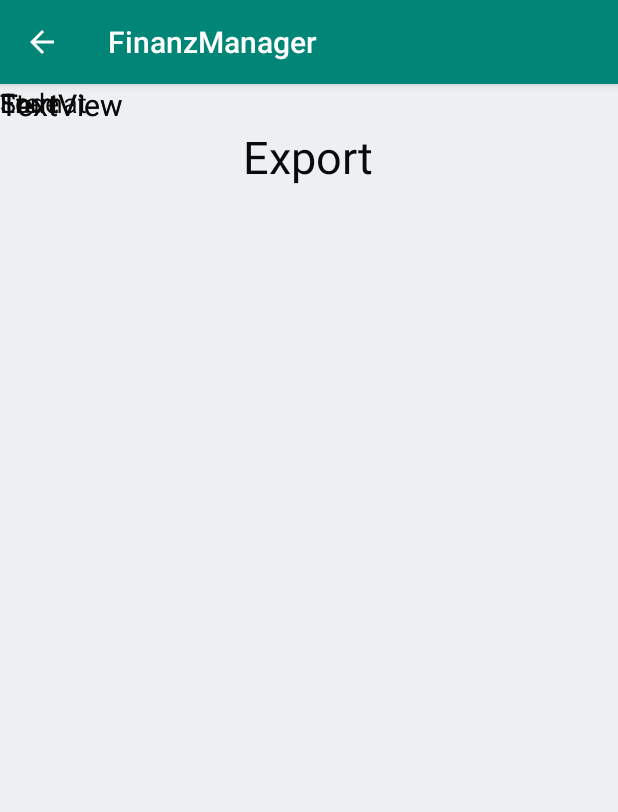
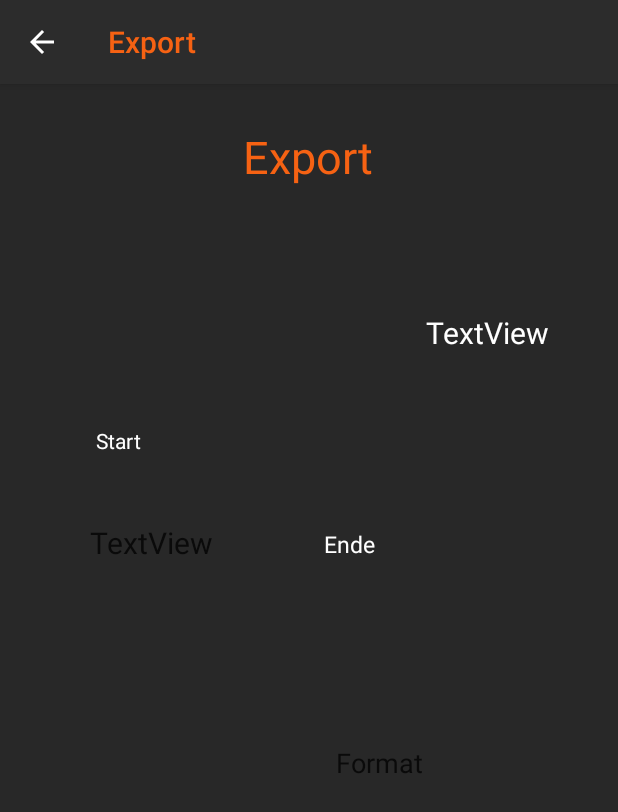
Before and after one commit to mastalier1997/Software-Engineering-PR, an Android app: the screen it shows after launch (Export), in the side drawer, after a tap on "Export", on a phone screen of 412 x 824 dp. Shown: the top 812 px of the screen. Run offline under Robolectric (Android 15) with nearby library versions, the phone set to English and light mode, and no system bars.

Commit message:
Erste Änderungen beim Design der App

```diff
--- a/app/src/main/java/com/example/finanzmanager/activity_classes/Export.java
+++ b/app/src/main/java/com/example/finanzmanager/activity_classes/Export.java
@@ -1,7 +1,10 @@
 package com.example.finanzmanager.activity_classes;
 
+import android.graphics.Color;
+import android.graphics.drawable.ColorDrawable;
 import android.support.v7.app.AppCompatActivity;
 import android.os.Bundle;
+import android.text.Html;
 import android.view.MenuItem;
 
 import com.example.finanzmanager.R;
@@ -16,6 +19,11 @@ public class Export extends AppCompatActivity {
         getSupportActionBar().setDisplayShowHomeEnabled(true);
         getSupportActionBar().setDisplayHomeAsUpEnabled(true);
 
+        getSupportActionBar().setTitle(Html.fromHtml("<font color='#F66213'>Export </font>"));
+
+
+
+
     }
 
     @Override
--- a/app/src/main/java/com/example/finanzmanager/activity_classes/MainActivity.java
+++ b/app/src/main/java/com/example/finanzmanager/activity_classes/MainActivity.java
@@ -2,9 +2,11 @@ package com.example.finanzmanager.activity_classes;
 
 import android.content.Intent;
 import android.content.SharedPreferences;
+import android.graphics.Color;
 import android.os.Bundle;
 import android.preference.PreferenceManager;
 import android.support.design.widget.FloatingActionButton;
+import android.text.Html;
 import android.util.Log;
 import android.view.View;
 import android.support.design.widget.NavigationView;
@@ -15,6 +17,7 @@ import android.support.v7.app.AppCompatActivity;
 import android.support.v7.widget.Toolbar;
 import android.view.Menu;
 import android.view.MenuItem;
+import android.view.ViewGroup;
 import android.widget.AdapterView;
 import android.widget.ArrayAdapter;
 import android.widget.ListView;
@@ -74,6 +77,7 @@ public class MainActivity extends AppCompatActivity implements NavigationView.On
         setContentView(R.layout.activity_main);
         Toolbar toolbar = (Toolbar) findViewById(R.id.toolbar);
         setSupportActionBar(toolbar);
+        getSupportActionBar().setTitle(Html.fromHtml("<font color='#F66213'>Finanzmanger </font>"));
 
         // sumIncome und sumExpense für die Ausgabe
         sumIncome = (TextView) findViewById(R.id.textView_sumIncome);
@@ -93,7 +97,8 @@ public class MainActivity extends AppCompatActivity implements NavigationView.On
         //DropDown für Jahre
         Spinner dropdown_year = findViewById(R.id.dropDown_year);
         if (years.isEmpty()) years.add(Calendar.getInstance().get(Calendar.YEAR));
-        final ArrayAdapter<Integer> adapter_year = new ArrayAdapter<Integer>(this, android.R.layout.simple_spinner_dropdown_item, years);
+        ArrayAdapter<Integer> adapter_year = new ArrayAdapter<Integer>(this, android.R.layout.simple_spinner_dropdown_item, years);
+        adapter_year.setDropDownViewResource(R.layout.spinner);
         dropdown_year.setAdapter(adapter_year);
 
 
@@ -101,6 +106,7 @@ public class MainActivity extends AppCompatActivity implements NavigationView.On
         dropdown_year.setOnItemSelectedListener(new AdapterView.OnItemSelectedListener() {
             @Override
             public void onItemSelected(AdapterView<?> adapterView, View view, int position, long id) {
+                ((TextView) adapterView.getChildAt(0)).setTextColor(Color.parseColor("#F66213"));
                 if (!(currentYear == (Integer) adapterView.getSelectedItem())) {
                     currentYear = (Integer) adapterView.getSelectedItem();
                     saveEditor.putInt("currentYear", currentYear);
@@ -122,14 +128,15 @@ public class MainActivity extends AppCompatActivity implements NavigationView.On
             // Get private mPopup member variable and try cast to ListPopupWindow
             android.widget.ListPopupWindow popupWindow = (android.widget.ListPopupWindow) popup.get(dropdown_month);
 
-            // Set popupWindow height to 800px
+            // Set popupWindow height to 600px
             popupWindow.setHeight(600);
         }catch (NoClassDefFoundError | ClassCastException | NoSuchFieldException | IllegalAccessException e){
             //no action
         }
         String[] items = new String[]{"Jannuar", "Februar", "März", "April", "Mai", "Juni", "Juli", "August", "September", "Oktober", "November", "Dezember"};
         ArrayAdapter<String> adapter_month = new ArrayAdapter<>(this, android.R.layout.simple_spinner_dropdown_item, items);
-        adapter_month.setDropDownViewResource(android.R.layout.simple_spinner_dropdown_item);
+        //adapter_month.setDropDownViewResource(android.R.layout.simple_spinner_dropdown_item);
+        adapter_month.setDropDownViewResource(R.layout.spinner);
         dropdown_month.setAdapter(adapter_month);
         dropdown_month.setSelection(currentMonth-1);
 
@@ -138,6 +145,7 @@ public class MainActivity extends AppCompatActivity implements NavigationView.On
         dropdown_month.setOnItemSelectedListener(new AdapterView.OnItemSelectedListener() {
             @Override
             public void onItemSelected(AdapterView<?> adapterView, View view, int position, long id) {
+                ((TextView) adapterView.getChildAt(0)).setTextColor(Color.parseColor("#F66213"));
                 if (((adapterView.getSelectedItem().toString().equals("")))) {
                     //do nothing
                 } else {
@@ -410,6 +418,7 @@ public class MainActivity extends AppCompatActivity implements NavigationView.On
         }
 
         DrawerLayout drawer = (DrawerLayout) findViewById(R.id.drawer_layout);
+
         drawer.closeDrawer(GravityCompat.START);
         return true;
     }
@@ -423,9 +432,20 @@ public class MainActivity extends AppCompatActivity implements NavigationView.On
         //Befüllung aus account
         stringArrayList_income = account.getIncomeFromDate(currentMonth, currentYear);
 
-        //Ausgabe in ListView
-        stringArrayAdapter_income = new ArrayAdapter<String>(getApplicationContext(), android.R.layout.simple_list_item_1,stringArrayList_income);
-        listview_income.setAdapter(stringArrayAdapter_income);
+        ArrayAdapter<String> adapter=new ArrayAdapter<String>(
+                this, android.R.layout.simple_list_item_1, stringArrayList_income){
+
+            //Farbe der Elemente in der Liste ändern
+            @Override
+            public View getView(int position, View convertView, ViewGroup parent) {
+                View view =super.getView(position, convertView, parent);
+                TextView textView=(TextView) view.findViewById(android.R.id.text1);
+                textView.setTextColor(Color.WHITE);
+                return view;
+            }
+        };
+        /*SET THE ADAPTER TO LISTVIEW*/
+        listview_income.setAdapter(adapter);
 
         //Ausgaben
         //Befüllung aus account
@@ -433,8 +453,19 @@ public class MainActivity extends AppCompatActivity implements NavigationView.On
 
 
         //Ausgabe in ListView
-        stringArrayAdapter_expense = new ArrayAdapter<String>(getApplicationContext(), android.R.layout.simple_list_item_1,stringArrayList_expense);
-        listView_expense.setAdapter(stringArrayAdapter_expense);
+        ArrayAdapter<String> adapter1=new ArrayAdapter<String>(
+                getApplicationContext(), android.R.layout.simple_list_item_1, stringArrayList_expense){
+
+            //Farbe der Elemente in der Liste ändern
+            @Override
+            public View getView(int position, View convertView, ViewGroup parent) {
+                View view =super.getView(position, convertView, parent);
+                TextView textView=(TextView) view.findViewById(android.R.id.text1);
+                textView.setTextColor(Color.WHITE);
+                return view;
+            }
+        };
+        listView_expense.setAdapter(adapter1);
 
         //Aktualisierung der Zahlen und Positionsliste
         if (months.size() != 0) {
--- a/app/src/main/res/layout/activity_export.xml
+++ b/app/src/main/res/layout/activity_export.xml
@@ -4,7 +4,7 @@
     xmlns:tools="http://schemas.android.com/tools"
     android:layout_width="match_parent"
     android:layout_height="match_parent"
-    android:background="#ECF0F2"
+    android:background="#282828"
     tools:context=".activity_classes.Export">
 
     <TextView
@@ -14,7 +14,7 @@
         android:layout_marginStart="162dp"
         android:layout_marginTop="28dp"
         android:text="Export"
-        android:textColor="#0A0A0A"
+        android:textColor="#F66213"
         android:textSize="30sp"
         app:layout_constraintStart_toStartOf="parent"
         app:layout_constraintTop_toTopOf="parent" />
@@ -23,6 +23,8 @@
         android:id="@+id/startDate"
         android:layout_width="wrap_content"
         android:layout_height="wrap_content"
+        android:layout_marginStart="60dp"
+        android:layout_marginTop="292dp"
         android:text="TextView"
         android:textColor="#0A0A0A"
         android:textSize="20sp"
@@ -35,6 +37,8 @@
         android:id="@+id/formatView"
         android:layout_width="wrap_content"
         android:layout_height="wrap_content"
+        android:layout_marginStart="224dp"
+        android:layout_marginTop="440dp"
         android:text="Format"
         android:textColor="#0A0A0A"
         android:textSize="18sp"
@@ -47,9 +51,11 @@
         android:id="@+id/endView"
         android:layout_width="wrap_content"
         android:layout_height="wrap_content"
+        android:layout_marginStart="216dp"
+        android:layout_marginTop="296dp"
         android:text="Ende"
-        android:textColor="#0A0A0A"
-        android:textSize="18sp"
+        android:textColor="#FFFFFF"
+        android:textSize="15sp"
         app:layout_constraintStart_toStartOf="parent"
         app:layout_constraintTop_toTopOf="parent" />
     tools:layout_editor_absoluteX="100dp"
@@ -59,9 +65,11 @@
         android:id="@+id/startView"
         android:layout_width="wrap_content"
         android:layout_height="wrap_content"
+        android:layout_marginStart="64dp"
+        android:layout_marginTop="228dp"
         android:text="Start"
-        android:textColor="#0A0A0A"
-        android:textSize="18sp"
+        android:textColor="#FFFFFF"
+        android:textSize="14sp"
         app:layout_constraintStart_toStartOf="parent"
         app:layout_constraintTop_toTopOf="parent" />
     tools:layout_editor_absoluteX="99dp"
@@ -71,8 +79,10 @@
         android:id="@+id/endDate"
         android:layout_width="wrap_content"
         android:layout_height="wrap_content"
+        android:layout_marginStart="284dp"
+        android:layout_marginTop="152dp"
         android:text="TextView"
-        android:textColor="#0A0A0A"
+        android:textColor="#FFFFFF"
         android:textSize="20sp"
         app:layout_constraintStart_toStartOf="parent"
         app:layout_constraintTop_toTopOf="parent" />
--- a/app/src/main/res/layout/activity_graph.xml
+++ b/app/src/main/res/layout/activity_graph.xml
@@ -46,4 +46,5 @@
         android:layout_marginTop="101dp"
         app:layout_constraintStart_toStartOf="parent"
         app:layout_constraintTop_toTopOf="parent" />
+
 </android.support.constraint.ConstraintLayout>
--- a/app/src/main/res/layout/activity_main.xml
+++ b/app/src/main/res/layout/activity_main.xml
@@ -18,8 +18,10 @@
         android:layout_width="wrap_content"
         android:layout_height="match_parent"
         android:layout_gravity="start"
+        android:background="#282828"
         android:fitsSystemWindows="true"
         app:headerLayout="@layout/nav_header_main"
+        app:itemTextColor="#FFFFFF"
         app:menu="@menu/activity_main_drawer" />
 
 </android.support.v4.widget.DrawerLayout>
--- a/app/src/main/res/values/colors.xml
+++ b/app/src/main/res/values/colors.xml
@@ -1,6 +1,7 @@
 <?xml version="1.0" encoding="utf-8"?>
 <resources>
-    <color name="colorPrimary">#008577</color>
-    <color name="colorPrimaryDark">#00574B</color>
-    <color name="colorAccent">#D81B60</color>
+    <color name="colorPrimary">#2C2C2C</color>
+    <color name="colorPrimaryDark">#2C2C2C</color>
+    <color name="colorAccent">#F66213</color>
+    <color name="colorDrop">#FFFF</color>
 </resources>
--- a/app/src/main/res/values/styles.xml
+++ b/app/src/main/res/values/styles.xml
@@ -17,4 +17,8 @@
 
     <style name="AppTheme.PopupOverlay" parent="ThemeOverlay.AppCompat.Light" />
 
+    <style name="mySpinnerItemStyle" parent="@android:style/Widget.Holo.DropDownItem.Spinner">
+        <item name="android:textColor">@color/colorDrop</item>
+    </style>
+
 </resources>
```
Also changed, not shown: app/src/main/res/layout/content_main.xml (+7 -5 lines), app/src/main/res/layout/nav_header_main.xml (+5 -4 lines), app/src/main/res/layout/spinner.xml (added, +9 -0 lines). Lines whose indentation alone changed are shown as unchanged.
